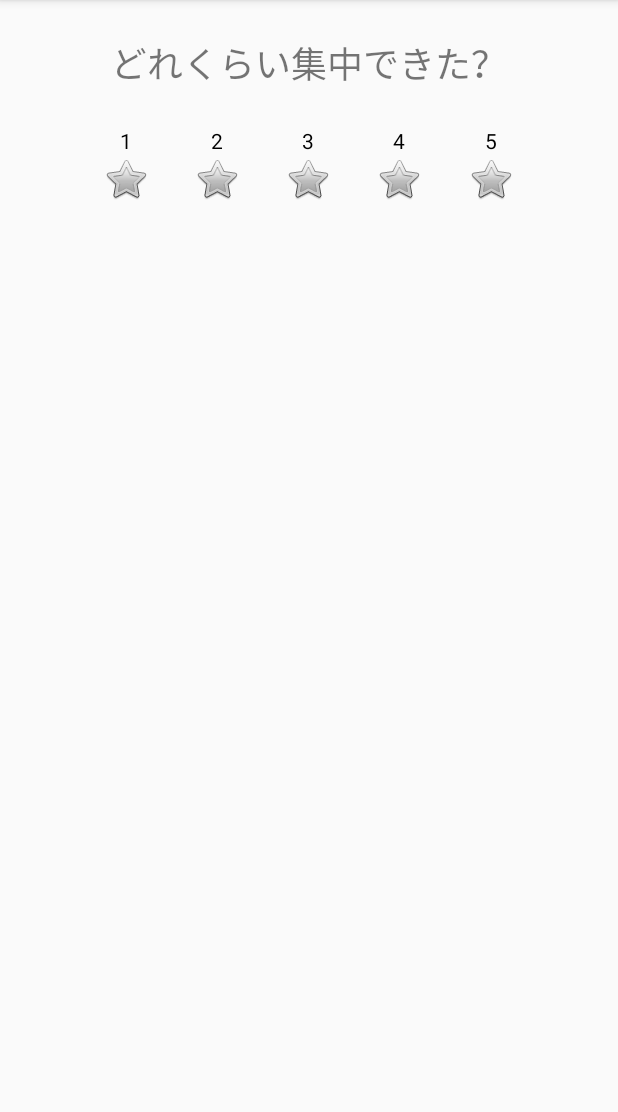
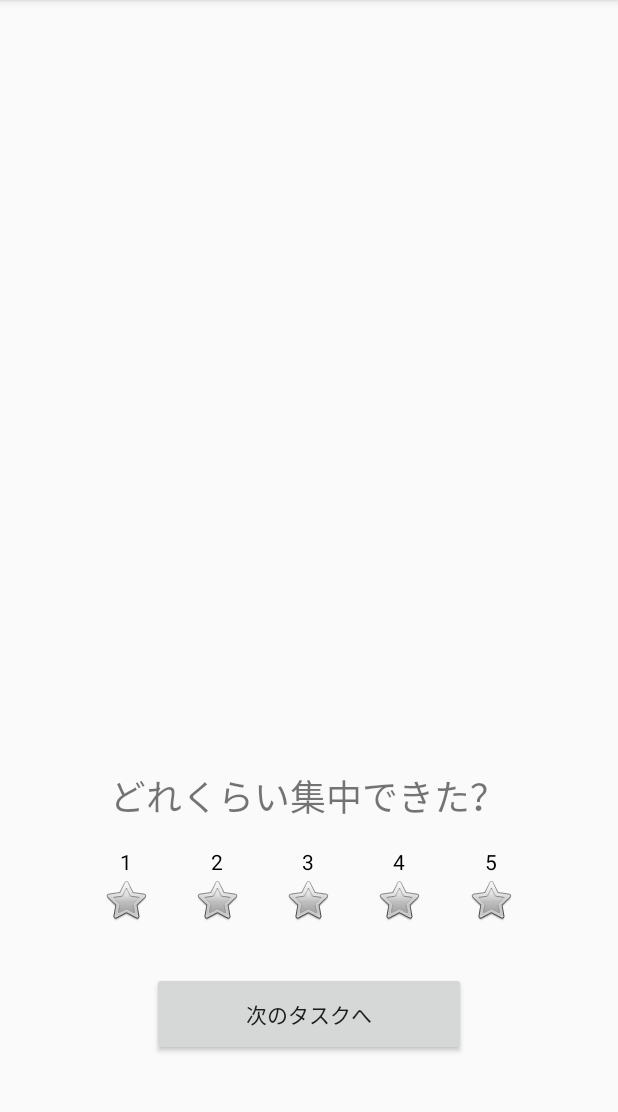
Before and after one commit to aqla114/android_timer, an Android app: the screen it shows after launch (CompletionActivity), after a tap on "START", on a phone screen of 412 x 824 dp, the part 84-1196 px from its top. Run offline under Robolectric (Android 15) with nearby library versions, the phone set to English and light mode, and no system bars; libraries missing offline, so code that uses them is left out: io.realm; 2 statements that could not run were skipped.

```diff
--- a/app/src/main/AndroidManifest.xml
+++ b/app/src/main/AndroidManifest.xml
@@ -8,15 +8,14 @@
         android:label="@string/app_name"
         android:roundIcon="@mipmap/ic_launcher_round"
         android:supportsRtl="true"
-        android:theme="@style/AppTheme">
+        android:theme="@style/AppTheme"
+        android:name=".TimerApplication">
         <activity android:name=".CompletionActivity"></activity>
         <activity android:name=".MainActivity">
             <intent-filter>
                 <action android:name="android.intent.action.MAIN" />
-
                 <category android:name="android.intent.category.LAUNCHER" />
             </intent-filter>
         </activity>
     </application>
-
 </manifest>
--- a/app/src/main/java/com/example/timer/CompletionActivity.kt
+++ b/app/src/main/java/com/example/timer/CompletionActivity.kt
@@ -1,12 +1,34 @@
 package com.example.timer
 
+import android.content.Intent
 import androidx.appcompat.app.AppCompatActivity
 import android.os.Bundle
+import android.view.View
+import android.widget.TextView
+import com.example.timer.repositories.DataHolderRepository
 
 class CompletionActivity : AppCompatActivity() {
+    private val dataHolderRepository: DataHolderRepository<String> = DataHolder()
+    private var time = 0
+    private var taskName = ""
 
     override fun onCreate(savedInstanceState: Bundle?) {
         super.onCreate(savedInstanceState)
         setContentView(R.layout.activity_completion)
+
+        time = intent.getIntExtra(TIME_MESSAGE, 0)
+        taskName = intent.getStringExtra(TASK_NAME_MESSAGE)
+
+        val taskNameLabel: TextView = findViewById(R.id.taskNameLabel)
+
+        taskNameLabel.setText(taskName)
+
+    }
+
+    fun backToTimer(button_: View) {
+        dataHolderRepository.push(taskName)
+
+        val intent = Intent(this, MainActivity::class.java)
+        startActivity(intent)
     }
 }
--- /dev/null
+++ b/app/src/main/java/com/example/timer/DataHolderRepository.kt
@@ -0,0 +1,19 @@
+package com.example.timer
+
+import com.example.timer.repositories.DataHolderRepository
+
+class DataHolder : DataHolderRepository<String> {
+    private val finishedTasks = mutableListOf<Task>()
+
+    override fun push(taskName: String) {
+        finishedTasks.add(Task(taskName))
+    }
+}
+
+class Task {
+    val taskName: String
+
+    constructor(_taskName: String) {
+        taskName = _taskName
+    }
+}
--- a/app/src/main/java/com/example/timer/MainActivity.kt
+++ b/app/src/main/java/com/example/timer/MainActivity.kt
@@ -6,17 +6,21 @@ import android.os.Bundle
 import android.text.Editable
 import android.text.TextWatcher
 import android.view.View
+import android.widget.Button
 import android.widget.EditText
 import android.widget.TextView
 
-const val EXTRA_MESSAGE = "com.example.timer.MESSAGE"
+const val TIME_MESSAGE = "com.example.timer.TIME_MESSAGE"
+const val TASK_NAME_MESSAGE = "com.example.timer.TASK_NAME_MESSAGE"
 
 const val COUNTDOWN_INTERVAL: Long = 1000
 
 class MainActivity : AppCompatActivity() {
     private lateinit var timerText: TextView
     private lateinit var taskMinutesInput: EditText
+    private lateinit var taskNameInput: EditText
     private lateinit var timer: Timer
+    private lateinit var startButton: Button;
 
     override fun onCreate(savedInstanceState: Bundle?) {
         super.onCreate(savedInstanceState)
@@ -24,38 +28,49 @@ class MainActivity : AppCompatActivity() {
 
         timerText = findViewById(R.id.timer_text)
         taskMinutesInput = findViewById(R.id.task_minutes_text_edit)
-        taskMinutesInput.addTextChangedListener(MyTextWatcher(timerText))
+        taskNameInput = findViewById(R.id.taskNameEditText)
+        timer = Timer(COUNTDOWN_INTERVAL, ::tick, ::finishTimer)
+        taskMinutesInput.addTextChangedListener(MyTextWatcher(timerText, timer))
+        startButton = findViewById(R.id.start_button)
     }
 
     fun start(button: View) {
-        val minutes = (taskMinutesInput.text.toString().toLongOrNull() ?: 0) * 60 * 100
-        timer = Timer(minutes, COUNTDOWN_INTERVAL, ::tick, ::finishTimer)
         timer.start()
+
         taskMinutesInput.setEnabled(false)
+        startButton.setEnabled(false)
     }
 
-    fun stop(button: View) {
-        timer.cancel()
+    fun stop(button_: View) {
+        timer.stop()
         taskMinutesInput.setEnabled(true)
+        startButton.setEnabled(true)
     }
 
     fun tick(millisec: Long) {
-        println(millisec)
         timerText.setText(formatMillisecToTime(millisec))
     }
 
     fun finishTimer() {
-        println("finish")
-        val intent = Intent(this, CompletionActivity::class.java)
+        val finishedMinutes = Integer.parseInt(taskMinutesInput.text.toString())
+        val taskName = taskNameInput.text.toString()
+
+        val intent = Intent(this, CompletionActivity::class.java).apply {
+            putExtra(TIME_MESSAGE, finishedMinutes)
+            putExtra(TASK_NAME_MESSAGE, taskName)
+        }
+
         startActivity(intent)
     }
 }
 
-class MyTextWatcher(textView: TextView): TextWatcher {
+class MyTextWatcher(textView: TextView, timer: Timer): TextWatcher {
     private val textView = textView
+    private val timer = timer
 
     override fun afterTextChanged(s: Editable) {
-        val millisec = (s.toString().toLongOrNull() ?: 0) * 60 * 1000
+        val millisec = (s.toString().toLongOrNull() ?: 0) * 60 * 100
+        timer.setTime(millisec)
         textView.setText(formatMillisecToTime(millisec))
     }
 
--- a/app/src/main/java/com/example/timer/Timer.kt
+++ b/app/src/main/java/com/example/timer/Timer.kt
@@ -2,22 +2,62 @@ package com.example.timer
 
 import android.os.CountDownTimer
 
-class Timer: CountDownTimer {
+
+
+class Timer {
+    private val interval: Long
     private val tick: (millisUntilFinished: Long) -> Unit
     private val finish: () -> Unit
+    private var millisUntilFinished: Long
+    private var timer: InnerTimer?
 
-    constructor(millisInFuture: Long, countDownInterval: Long, tickCallback: (millisUntilFinished: Long) -> Unit, finishCallback: () -> Unit): super(millisInFuture, countDownInterval) {
+    constructor(countDownInterval: Long, tickCallback: (millisUntilFinished: Long) -> Unit, finishCallback: () -> Unit) {
+        interval = countDownInterval
         tick = tickCallback
         finish = finishCallback
+        millisUntilFinished = 0
+        timer = null
     }
 
-    override fun onTick(millisUntilFinished: Long) {
-        tick(millisUntilFinished)
+    fun setTime(millisInFuture: Long) {
+        millisUntilFinished = millisInFuture
     }
 
-    override fun onFinish() {
-        finish()
+    fun start() {
+        timer = InnerTimer(millisUntilFinished, interval, ::wrappedTick, finish)
+        timer?.start()
     }
+
+    fun stop() {
+        timer?.cancel()
+    }
+
+    fun wrappedTick(millis: Long) {
+        millisUntilFinished = millis
+
+        tick(millis)
+    }
+
+    inner class InnerTimer: CountDownTimer {
+        private val tick: (millisUntilFinished: Long) -> Unit
+        private val finish: () -> Unit
+
+
+        constructor(millisInFuture: Long, countDownInterval: Long, tickCallback: (millisUntilFinished: Long) -> Unit, finishCallback: () -> Unit): super(millisInFuture, countDownInterval) {
+            tick = tickCallback
+            finish = finishCallback
+        }
+
+        override fun onTick(millisUntilFinished: Long) {
+            tick(millisUntilFinished)
+        }
+
+        override fun onFinish() {
+            finish()
+        }
+    }
+
+
 }
 
 
--- /dev/null
+++ b/app/src/main/java/com/example/timer/TimerApplication.kt
@@ -0,0 +1,11 @@
+package com.example.timer
+
+import android.app.Application
+import io.realm.Realm
+
+class TimerApplication : Application() {
+    override fun onCreate() {
+        super.onCreate()
+        Realm.init(this)
+    }
+}
--- /dev/null
+++ b/app/src/main/java/com/example/timer/repositories/DataHolderRepository.kt
@@ -0,0 +1,5 @@
+package com.example.timer.repositories
+
+interface DataHolderRepository<T> {
+    fun push(value: T)
+}
--- a/app/src/main/res/layout/activity_completion.xml
+++ b/app/src/main/res/layout/activity_completion.xml
@@ -7,24 +7,37 @@
     tools:context=".CompletionActivity">
 
     <TextView
-        android:id="@+id/completionTitle"
-        android:layout_width="wrap_content"
-        android:layout_height="0dp"
-        android:layout_marginTop="24dp"
-        android:text="@string/completion_title"
+        android:id="@+id/taskNameLabel"
+        android:layout_width="0dp"
+        android:layout_height="wrap_content"
+        android:gravity="center_horizontal"
         android:textSize="24sp"
+        app:layout_constraintBottom_toTopOf="@+id/completionTitle"
         app:layout_constraintEnd_toEndOf="parent"
         app:layout_constraintStart_toStartOf="parent"
         app:layout_constraintTop_toTopOf="parent" />
 
+    <TextView
+        android:id="@+id/completionTitle"
+        android:layout_width="wrap_content"
+        android:layout_height="0dp"
+        android:layout_marginBottom="16dp"
+        android:text="@string/completion_title"
+        android:textSize="24sp"
+        app:layout_constraintBottom_toTopOf="@+id/radioGroup"
+        app:layout_constraintEnd_toEndOf="parent"
+        app:layout_constraintHorizontal_bias="0.496"
+        app:layout_constraintStart_toStartOf="parent" />
+
     <RadioGroup
+        android:id="@+id/radioGroup"
         android:layout_width="304dp"
         android:layout_height="51dp"
-        android:layout_marginTop="24dp"
+        android:layout_marginBottom="32dp"
         android:orientation="horizontal"
+        app:layout_constraintBottom_toTopOf="@+id/button"
         app:layout_constraintEnd_toEndOf="parent"
-        app:layout_constraintStart_toStartOf="parent"
-        app:layout_constraintTop_toBottomOf="@+id/completionTitle">
+        app:layout_constraintStart_toStartOf="parent">
 
         <RadioButton
             android:id="@+id/manzoku1"
@@ -76,4 +89,16 @@
             android:gravity="center"
             android:text="@string/manzoku5" />
     </RadioGroup>
+
+    <Button
+        android:id="@+id/button"
+        android:layout_width="209dp"
+        android:layout_height="56dp"
+        android:layout_marginBottom="64dp"
+        android:onClick="backToTimer"
+        android:text="@string/next_task_button"
+        app:layout_constraintBottom_toBottomOf="parent"
+        app:layout_constraintEnd_toEndOf="parent"
+        app:layout_constraintStart_toStartOf="parent" />
+
 </androidx.constraintlayout.widget.ConstraintLayout>
--- a/app/src/main/res/values/strings.xml
+++ b/app/src/main/res/values/strings.xml
@@ -3,7 +3,7 @@
     <string name="timer_displayer">0:00:00</string>
     <string name="start_button">START</string>
     <string name="stop_button">STOP</string>
-    <string name="task_minute_label">1ポモドーロあたりの時間</string>
+    <string name="task_minute_label">タイマーの時間</string>
     <string name="minute_label">分</string>
     <string name="completion_title">どれくらい集中できた？</string>
     <string name="manzoku1">1</string>
@@ -11,4 +11,6 @@
     <string name="manzoku3">3</string>
     <string name="manzoku4">4</string>
     <string name="manzoku5">5</string>
+    <string name="next_task_button">次のタスクへ</string>
+    <string name="task_name_label">タスク名</string>
 </resources>
--- a/build.gradle
+++ b/build.gradle
@@ -10,6 +10,7 @@ buildscript {
     dependencies {
         classpath 'com.android.tools.build:gradle:3.5.3'
         classpath "org.jetbrains.kotlin:kotlin-gradle-plugin:$kotlin_version"
+        classpath "io.realm:realm-gradle-plugin:5.8.0"
         // NOTE: Do not place your application dependencies here; they belong
         // in the individual module build.gradle files
     }
```
Also changed, not shown: app/build.gradle (+7 -2 lines), app/src/main/java/com/example/timer/models/Task.kt (added, +11 -0 lines), app/src/main/res/layout/activity_main.xml (+36 -3 lines), app/src/main/res/drawable/tomato.png (added).
